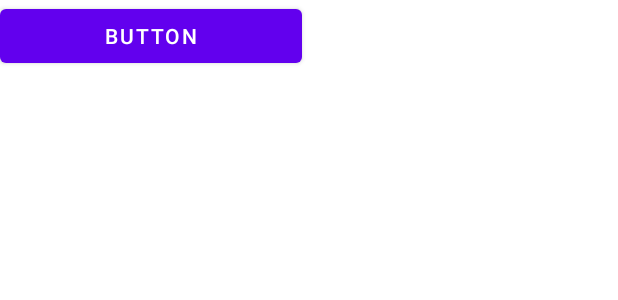
After one commit to oshju/Proyectoapp, an Android app: the layout activity_ventana5.xml on its own in the app's theme, with its tools: preview values and no code run, on a phone screen of 412 x 824 dp. The commit adds this screen. Shown: the top 300 px of the screen. Run offline under Robolectric (Android 15) with nearby library versions, the phone set to English and light mode, and no system bars.

Commit message:
Commit Viernes

```diff
--- a/app/build.gradle
+++ b/app/build.gradle
@@ -6,6 +6,7 @@ android {
     compileSdkVersion 30
     buildToolsVersion "30.0.3"
     useLibrary 'org.apache.http.legacy'
+
 
     defaultConfig {
         applicationId "com.example.proyectoapp"
@@ -37,4 +38,5 @@ dependencies {
     testImplementation 'junit:junit:4.+'
     androidTestImplementation 'androidx.test.ext:junit:1.1.3'
     androidTestImplementation 'androidx.test.espresso:espresso-core:3.4.0'
+    implementation 'com.google.code.gson:gson:2.8.7'
 }
--- a/app/src/main/java/com/example/proyectoapp/Ventana3.java
+++ b/app/src/main/java/com/example/proyectoapp/Ventana3.java
@@ -2,6 +2,7 @@ package com.example.proyectoapp;
 
 import androidx.appcompat.app.AppCompatActivity;
 
+import android.content.Intent;
 import android.os.AsyncTask;
 import android.os.Bundle;
 import android.view.View;
@@ -137,5 +138,9 @@ public class Ventana3 extends AppCompatActivity {
         return lista;
     }
 
+    public void mostrarVentana(View v){
+        Intent i=new Intent(this,Ventana5.class);
+        startActivity(i);
+    }
 
 }
--- /dev/null
+++ b/app/src/main/res/layout/activity_ventana5.xml
@@ -0,0 +1,17 @@
+<?xml version="1.0" encoding="utf-8"?>
+<LinearLayout xmlns:android="http://schemas.android.com/apk/res/android"
+    xmlns:app="http://schemas.android.com/apk/res-auto"
+    xmlns:tools="http://schemas.android.com/tools"
+    android:id="@+id/txtdatos"
+    android:layout_width="match_parent"
+    android:layout_height="match_parent"
+    android:orientation="vertical"
+    tools:context=".Ventana5">
+
+    <Button
+        android:id="@+id/button4"
+        android:layout_width="201dp"
+        android:layout_height="wrap_content"
+        android:onClick="leerservicio"
+        android:text="Button" />
+</LinearLayout>
```
Also changed, not shown: app/src/main/AndroidManifest.xml (+10 -4 lines), app/src/main/java/com/example/proyectoapp/Ventana5.java (added, +84 -0 lines), app/src/main/res/layout/activity_ventana3.xml (+7 -0 lines).
